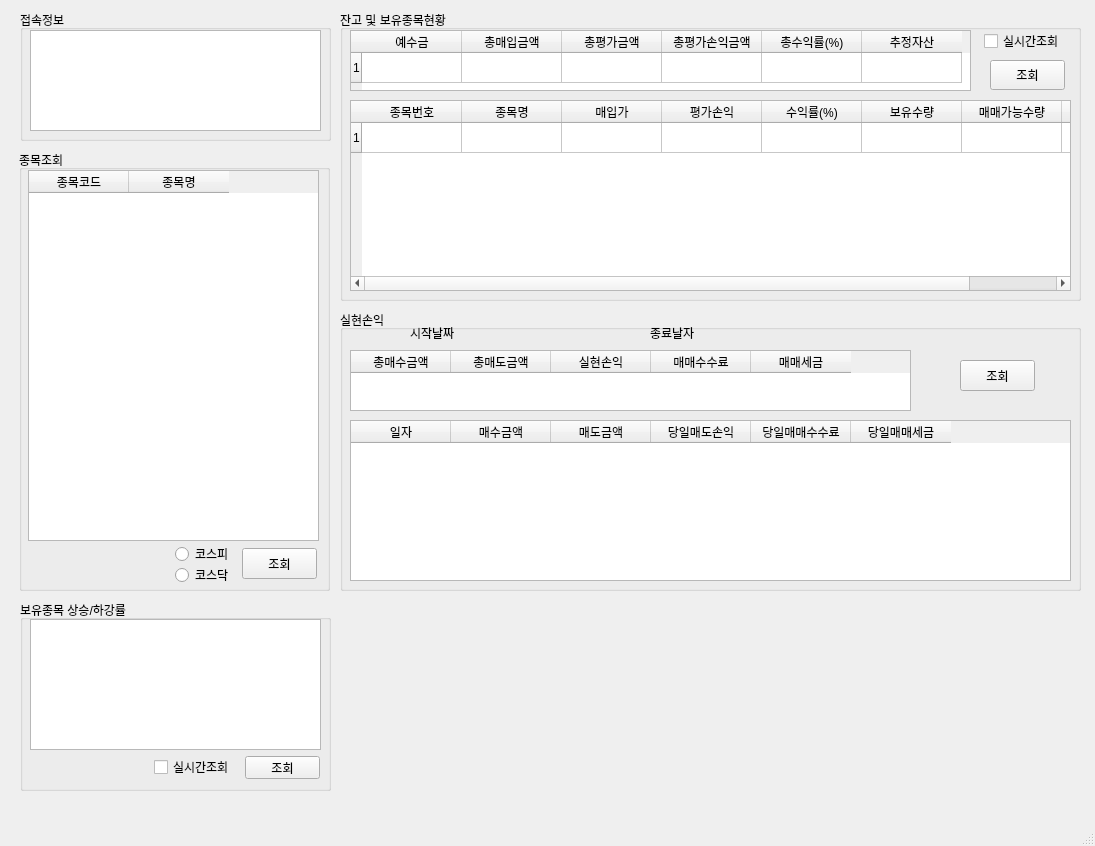
Above: MyTrader.ui from pjm8702/jasam before the change. Below: the same form after it.
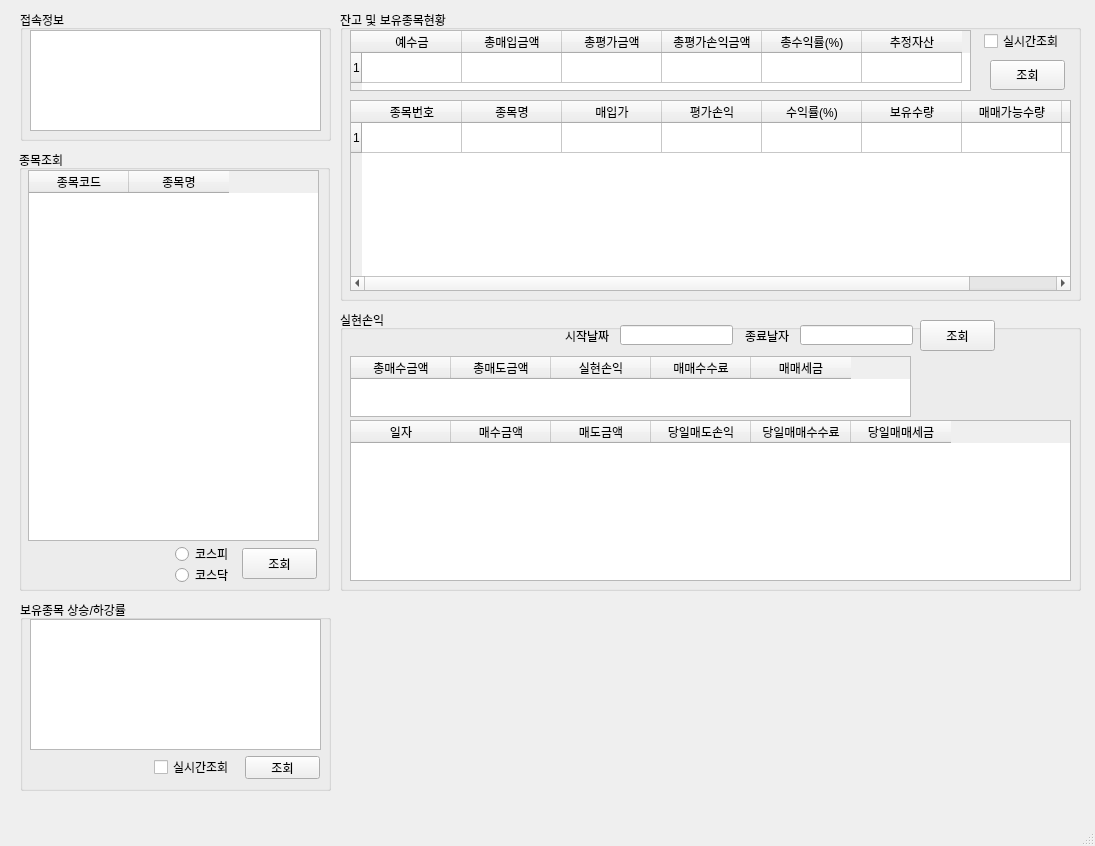
That is the form after the change.

Commit message: 실현종목 날짜 UI에서 입력받기 추가, 실시간 상승/하강률 조회 시 개장시간에만 적용

```diff
--- a/MyTrader.ui
+++ b/MyTrader.ui
@@ -311,7 +311,7 @@
      <property name="geometry">
       <rect>
        <x>10</x>
-       <y>40</y>
+       <y>46</y>
        <width>561</width>
        <height>61</height>
       </rect>
@@ -385,8 +385,8 @@
     <widget class="QPushButton" name="pushButton_4">
      <property name="geometry">
       <rect>
-       <x>620</x>
-       <y>50</y>
+       <x>580</x>
+       <y>10</y>
        <width>75</width>
        <height>31</height>
       </rect>
@@ -398,8 +398,8 @@
     <widget class="QLabel" name="label">
      <property name="geometry">
       <rect>
-       <x>70</x>
-       <y>13</y>
+       <x>225</x>
+       <y>16</y>
        <width>61</width>
        <height>20</height>
       </rect>
@@ -411,8 +411,8 @@
     <widget class="QLabel" name="label_2">
      <property name="geometry">
       <rect>
-       <x>310</x>
-       <y>17</y>
+       <x>405</x>
+       <y>20</y>
        <width>56</width>
        <height>12</height>
       </rect>
@@ -421,6 +421,26 @@
       <string>종료날자</string>
      </property>
     </widget>
+    <widget class="QLineEdit" name="lineEdit">
+     <property name="geometry">
+      <rect>
+       <x>280</x>
+       <y>15</y>
+       <width>113</width>
+       <height>20</height>
+      </rect>
+     </property>
+    </widget>
+    <widget class="QLineEdit" name="lineEdit_2">
+     <property name="geometry">
+      <rect>
+       <x>460</x>
+       <y>15</y>
+       <width>113</width>
+       <height>20</height>
+      </rect>
+     </property>
+    </widget>
    </widget>
   </widget>
   <widget class="QMenuBar" name="menubar">
```
The commit also changes 2 other files.
